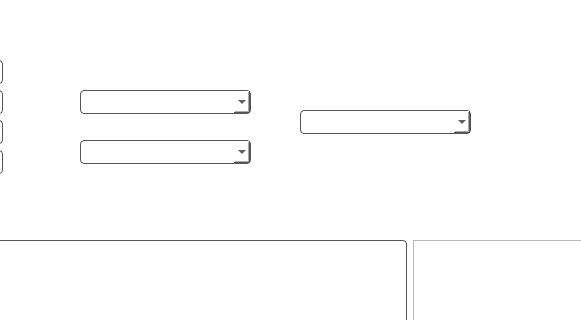
DDDDJptichka/lab_sem2, file SequenceGUI/mainwindow.ui: the form before one commit; both pictures show x 180 to 761 and y 0 to 320 of the 890 by 604 pixel window.
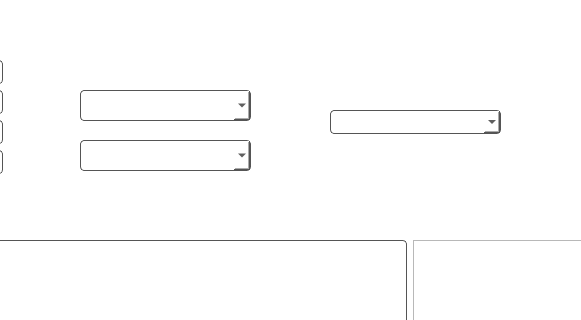
The form after the commit.

Commit message: i think thats over

Patch:
```diff
--- a/SequenceGUI/mainwindow.ui
+++ b/SequenceGUI/mainwindow.ui
@@ -147,7 +147,7 @@
       <x>260</x>
       <y>90</y>
       <width>171</width>
-      <height>24</height>
+      <height>31</height>
      </rect>
     </property>
     <property name="sizePolicy">
@@ -163,7 +163,7 @@
       <x>260</x>
       <y>140</y>
       <width>171</width>
-      <height>24</height>
+      <height>31</height>
      </rect>
     </property>
     <property name="sizePolicy">
@@ -268,7 +268,7 @@
      <string>Enter</string>
     </property>
    </widget>
-   <widget class="QWidget" name="">
+   <widget class="QWidget" name="layoutWidget">
     <property name="geometry">
      <rect>
       <x>10</x>
@@ -306,7 +306,7 @@
    <widget class="QComboBox" name="DataTypeBox">
     <property name="geometry">
      <rect>
-      <x>480</x>
+      <x>510</x>
       <y>110</y>
       <width>171</width>
       <height>24</height>
```
The commit also changes 1 other file.
